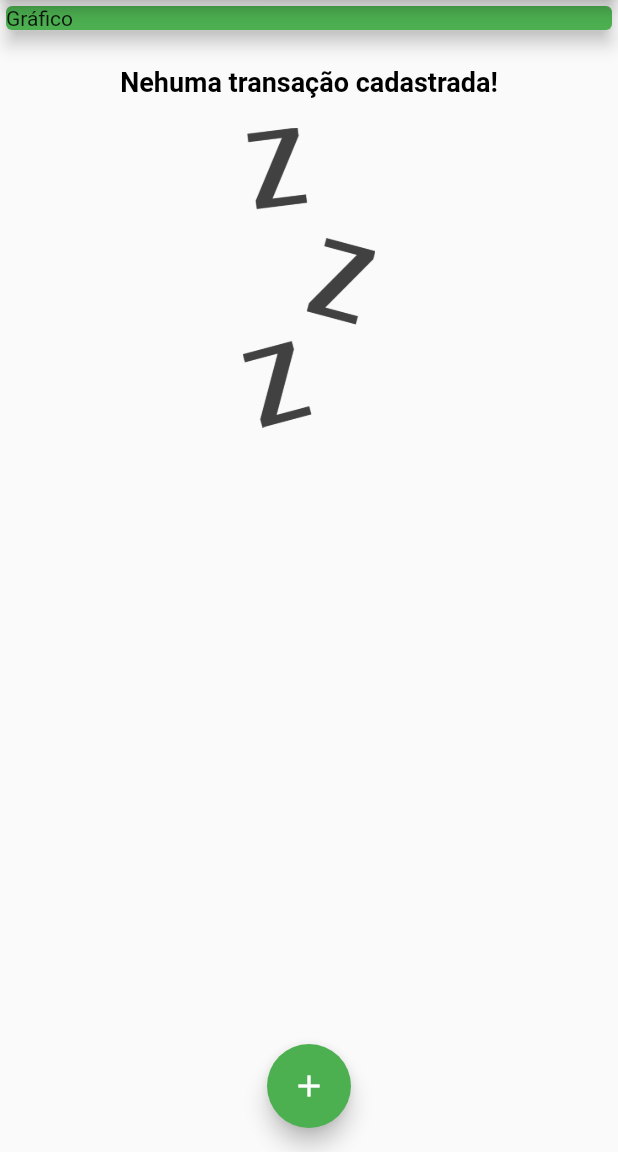
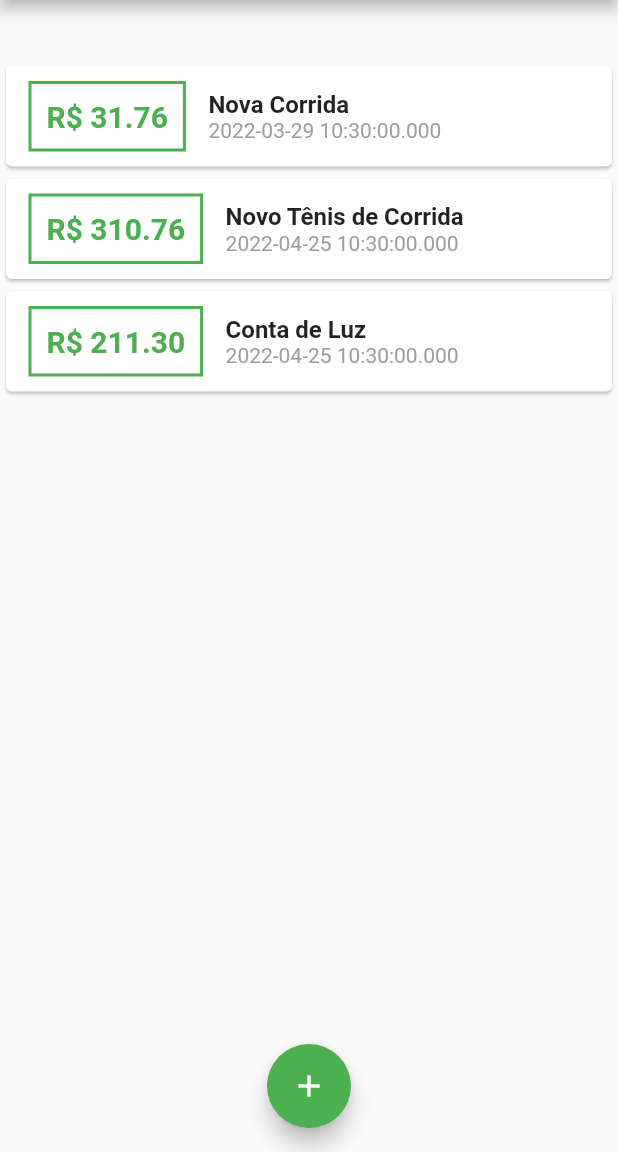
Before and after one commit to fabiojfadsg/expenses_flutter, a Flutter app: the screen it shows after launch, on a phone screen of 412 x 824 dp, the part 84-1236 px from its top. Run offline on Flutter 3.47's test engine with Material 2 defaults, Android fonts, the phone set to English and light mode, and no system bars; Roboto replaces fonts that are missing (OpenSans).

Commit message:
Aula-120

```diff
--- /dev/null
+++ b/lib/components/chart.dart
@@ -0,0 +1,49 @@
+// ignore_for_file: prefer_const_literals_to_create_immutables
+
+import 'package:flutter/material.dart';
+import 'package:expenses_flutter/models/transaction.dart';
+import 'package:intl/intl.dart';
+
+class Chart extends StatelessWidget {
+  final List<Transaction> recentTransation;
+
+  Chart(this.recentTransation);
+
+  List<Map<String, Object>> get groupedTransation {
+    return List.generate(7, (index) {
+      final weekday = DateTime.now().subtract(
+        Duration(days: index),
+      );
+
+      double totalSum = 0.0;
+
+      for (var i = 0; i < recentTransation.length; i++) {
+        bool sameDay = recentTransation[i].date.day == weekday.day;
+        bool sameMonth = recentTransation[i].date.month == weekday.month;
+        bool sameYear = recentTransation[i].date.year == weekday.year;
+
+        if (sameDay && sameMonth && sameYear) {
+          totalSum += recentTransation[i].value;
+        }
+      }
+
+      print(DateFormat.E().format(weekday)[0]);
+      print(totalSum);
+
+      return {
+        'day': DateFormat.E().format(weekday)[0],
+        'value': totalSum,
+      };
+    });
+  }
+
+  @override
+  Widget build(BuildContext context) {
+    groupedTransation;
+    return Card(
+      elevation: 6,
+      margin: const EdgeInsets.all(20),
+      child: Row(children: []),
+    );
+  }
+}
--- a/lib/main.dart
+++ b/lib/main.dart
@@ -1,15 +1,16 @@
 // ignore_for_file: prefer_const_constructors, use_key_in_widget_constructors, sized_box_for_whitespace
 
+import 'package:expenses_flutter/components/chart.dart';
 import 'package:flutter/material.dart';
 import 'dart:math';
 import './components/transaction_form.dart';
 import './components/transaction_list.dart';
 import 'models/transaction.dart';
+import 'components/chart.dart';
 
 main() => runApp(ExpensesApp());
 
 class ExpensesApp extends StatelessWidget {
-
   @override
   Widget build(BuildContext context) {
     final ThemeData tema = ThemeData();
@@ -48,18 +49,33 @@
 
 class _MyHomePageState extends State<MyHomePage> {
   final List<Transaction> _transactions = [
-    //   id: 't1',
-    //   title: 'Novo Tênis de Corrida',
-    //   value: 310.76,
-    //   date: DateTime.now(),
-    // ),
-    // Transaction(
-    //   id: 't2',
-    //   title: 'Conta de Luz',
-    //   value: 211.30,
-    //   date: DateTime.now(),
-    // ),
+    Transaction(
+      id: 't0',
+      title: 'Nova Corrida',
+      value: 31.76,
+      date: DateTime.now().subtract(Duration(days: 30)),
+    ),
+    Transaction(
+      id: 't1',
+      title: 'Novo Tênis de Corrida',
+      value: 310.76,
+      date: DateTime.now().subtract(Duration(days: 3)),
+    ),
+    Transaction(
+      id: 't2',
+      title: 'Conta de Luz',
+      value: 211.30,
+      date: DateTime.now().subtract(Duration(days: 3)),
+    ),
   ];
+
+  List<Transaction> get _recentTransations {
+    return _transactions.where((tr) {
+      return tr.date.isAfter(DateTime.now().subtract(
+        Duration(days: 7),
+      ));
+    }).toList();
+  }
 
   _addTransaction(String title, double value) {
     final newTransaction = Transaction(
@@ -101,14 +117,7 @@
         child: Column(
           crossAxisAlignment: CrossAxisAlignment.stretch,
           children: <Widget>[
-            Container(
-              width: double.infinity,
-              child: Card(
-                color: Colors.green,
-                child: Text('Gráfico'),
-                elevation: 5,
-              ),
-            ),
+            Chart(_recentTransations),
             TransactionList(_transactions),
           ],
         ),
--- a/pubspec.yaml
+++ b/pubspec.yaml
@@ -34,6 +34,7 @@
   # The following adds the Cupertino Icons font to your application.
   # Use with the CupertinoIcons class for iOS style icons.
   cupertino_icons: ^1.0.2
+  intl: ^0.17.0
 
 dev_dependencies:
   flutter_test:
```
Also changed, not shown: pubspec.lock.
